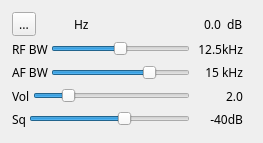
The window that plugins/channelrx/demodwfm/wfmdemodgui.ui (f4exb/sdrangel) describes before a commit, drawn with Qt 5.
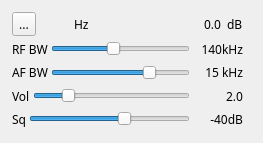
The same window after the commit. Icons and pictures are not drawn. Custom widgets are drawn as their Qt base class.

Commit message: WFM Demod: added a 100 kHz RF bandwidth position

```diff
--- a/plugins/channelrx/demodwfm/wfmdemodgui.ui
+++ b/plugins/channelrx/demodwfm/wfmdemodgui.ui
@@ -155,7 +155,7 @@
          <string>Demodulator (RF) bandwidth</string>
         </property>
         <property name="maximum">
-         <number>8</number>
+         <number>9</number>
         </property>
         <property name="pageStep">
          <number>1</number>
@@ -177,7 +177,7 @@
          </size>
         </property>
         <property name="text">
-         <string>12.5kHz</string>
+         <string>140kHz</string>
         </property>
         <property name="alignment">
          <set>Qt::AlignRight|Qt::AlignTrailing|Qt::AlignVCenter</set>
```
The commit also changes 2 other files.
